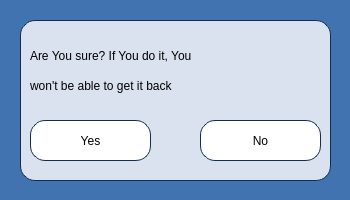
Above: Planner/areyousure.ui from BeliaViktoria/Planner before the change. Below: the same form after it.
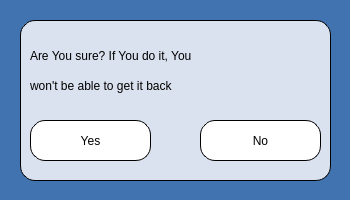
That is the form after the change.

Commit message: Border Color

Diff of the .ui file:
```diff
--- a/Planner/areyousure.ui
+++ b/Planner/areyousure.ui
@@ -30,7 +30,7 @@
 border-radius:15px;
 border-style: solid;
 border-width: 1px;
-border-color: rgb(18, 46, 79);</string>
+border-color:rgb(0, 0, 0);</string>
    </property>
    <widget class="QPushButton" name="pushButton_Yes">
     <property name="geometry">
@@ -48,7 +48,7 @@
 border-radius: 15px;
 border-style: solid;
 border-width: 1px;
-border-color:rgb(18, 46, 79);</string>
+border-color:rgb(0, 0, 0);</string>
     </property>
     <property name="text">
      <string>Yes</string>
@@ -70,7 +70,7 @@
 border-radius: 15px;
 border-style: solid;
 border-width: 1px;
-border-color:rgb(18, 46, 79);</string>
+border-color:rgb(0, 0, 0);</string>
     </property>
     <property name="text">
      <string>No</string>
```
The commit also changes 20 other files.
